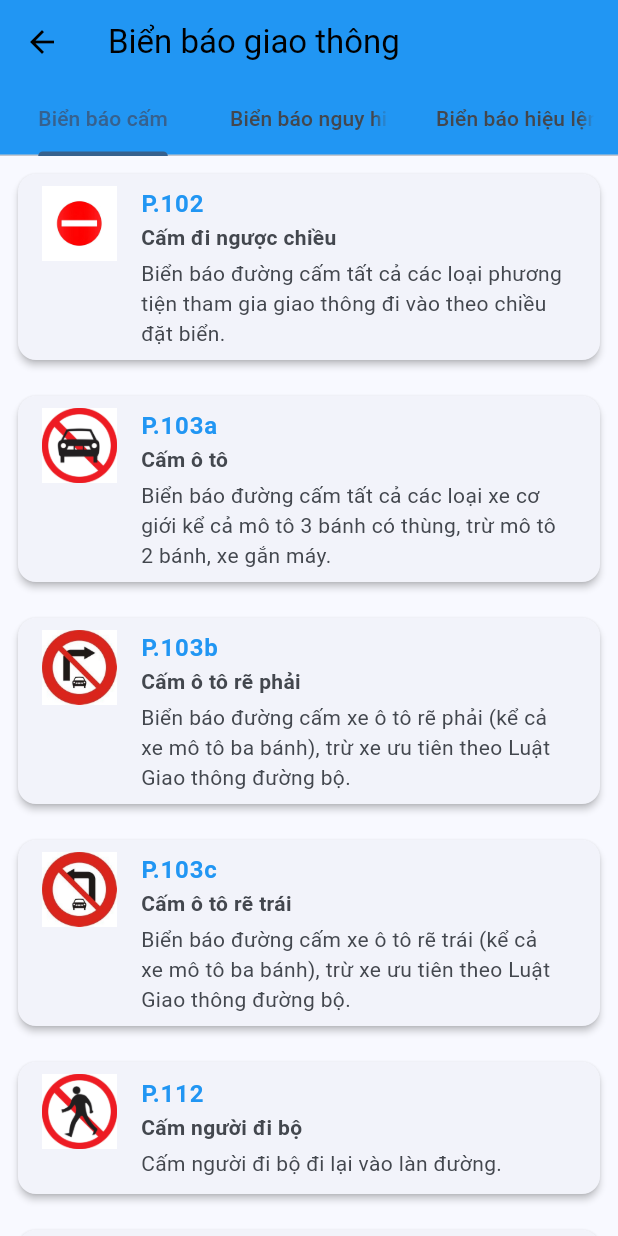
After one commit to NguyenQuy4219/bo_de_600_gplx, a Flutter app: the TrafficSignsScreen screen opened directly, on a phone screen of 412 x 824 dp. The commit adds this screen. Run offline on Flutter 3.47's test engine with Material 3 defaults, Android fonts, the light colour scheme and no system bars; our stand-ins replace shared_preferences; accounts and stored records are empty.

Commit message:
#8 - BaoHanNgHuynh- [Theme] - Traffic Signal: Biển báo giao thông

```diff
--- a/lib/Data/traffic_sign.dart
+++ b/lib/Data/traffic_sign.dart
@@ -1,3 +1,5 @@
+import 'package:flutter/material.dart';
+
 class TrafficSign {
   final String id;
   final String title;
@@ -45,6 +47,97 @@ final List<TrafficSign> trafficSigns = [
     id: 'P.112',
     title: 'Cấm người đi bộ',
     description: 'Cấm người đi bộ đi lại vào làn đường.',
-    imagePath: 'assets/cam_nguoi_di_bo.jpg',
+    imagePath: 'assets/cam-nguoi-di-bo.jpg',
+  ),
+  TrafficSign(
+    id: 'P.111d',
+    title: 'Cấm xe 3 bánh loại không động cơ',
+    description:
+        'Cấm xe ba bánh loại không có động cơ như xe xích lô, xe lôi đạp.',
+    imagePath: 'assets/cam_xe_ko_dong_co.jpg',
   ),
 ];
+
+final List<TrafficSign> dangerSigns = [
+  TrafficSign(
+    id: 'W.201a',
+    title: 'Chỗ ngoặt nguy hiểm vòng bên trái',
+    description: 'Báo trước sắp tới chỗ ngoặt vòng bên trái.',
+    imagePath: 'assets/nguy-hiem-vong-ben-trai.jpg',
+  ),
+  TrafficSign(
+    id: 'W.201b',
+    title: 'Chỗ ngoặt nguy hiểm vòng bên phải',
+    description: 'Báo trước sắp tới chỗ ngoặt vòng bên phải.',
+    imagePath: 'assets/nguy-hiem-vong-ben-phai.jpg',
+  ),
+  TrafficSign(
+    id: 'W.203a',
+    title: 'Đường bị thu hẹp cả hai bên.',
+    description: 'Báo trước đường sắp bị thu hẹp cả hai bên.',
+    imagePath: 'assets/duong-thu-hep-2-ben.jpg',
+  ),
+  TrafficSign(
+    id: 'W.203b',
+    title: 'Đường bị thu hẹp bên trái',
+    description: 'Báo trước đường sắp bị thu hẹp bên trái.',
+    imagePath: 'assets/duong-thu-hep-ben-trai.jpg',
+  ),
+  TrafficSign(
+    id: 'W.203c',
+    title: 'Đường bị thu hẹp bên phải',
+    description: 'Báo trước đường sắp bị thu hẹp bên phải.',
+    imagePath: 'assets/duong-thu-hep-ben-phai.jpg',
+  ),
+  TrafficSign(
+    id: 'W.204',
+    title: 'Đường giao nhau với đường sắt',
+    description:
+        'Báo đoạn đường phía trước do sửa chữa hoặc có trở ngại khác nên phải đi vào phần đường còn lại hoặc đường tạm theo cả 2 chiều.',
+    imagePath: 'assets/duong-hai-chieu.png',
+  )
+];
+
+final List<TrafficSign> mandantorySigns = [
+  TrafficSign(
+    id: 'R.301a',
+    title: 'Các xe chỉ được đi thẳng',
+    description:
+        'Các xe chỉ được đi thẳng (trừ xe được quyền ưu tiên theo quy định).',
+    imagePath: 'assets/hieu-lenh-di-thang.jpg',
+  ),
+  TrafficSign(
+    id: 'R.301b',
+    title: ' Các xe chỉ được rẽ phải',
+    description:
+        'Các xe chỉ được rẽ phải (trừ xe được quyền ưu tiên theo quy định). Biển này được đặt ở sau  nơi đường giao nhau.',
+    imagePath: 'assets/hieu-lenh-re-phai.jpg',
+  ),
+  TrafficSign(
+    id: 'R.301c',
+    title: 'Các xe chỉ được rẽ trái.',
+    description:
+        'Các xe chỉ được rẽ trái (trừ xe được quyền ưu tiên theo quy định). Biển này được đặt ở sau nơi đường giao nhau..',
+    imagePath: 'assets/hieu-lenh-re-trai.jpg',
+  ),
+  TrafficSign(
+    id: 'R.303',
+    title: 'Nơi giao nhau chạy theo vòng xuyến',
+    description:
+        'Báo cho các loại xe (thô sơ và cơ giới) phải chạy vòng theo đảo an toàn ở nơi đường giao nhau..',
+    imagePath: 'assets/hieu-lenh-giao-nhau.jpg',
+  ),
+  TrafficSign(
+    id: 'R.301i',
+    title: 'Các xe chỉ được rẽ trái và rẽ phải',
+    description:
+        'Các xe chỉ được rẽ phải và rẽ trái (trừ xe được quyền ưu tiên theo quy định).',
+    imagePath: 'assets/hieu-lenh-re-phai-va-trai.jpg',
+  ),
+  TrafficSign(
+    id: 'R.309',
+    title: 'Ấn còi',
+    description: 'Xe cộ đi đến vị trí cắm biển đó thì phải ấn còi.',
+    imagePath: 'assets/bien-an-coi.jpg',
+  )
+];
--- a/lib/Result/history_page.dart
+++ b/lib/Result/history_page.dart
@@ -71,7 +71,7 @@ class _HistoryPageState extends State<HistoryPage> {
                 showDialog(
                   context: context,
                   builder: (_) => AlertDialog(
-                    title: const Text('Xác nhận'),
+                    title: const Text('Xóa lịch sử bài làm'),
                     content:
                         const Text('Bạn có chắc muốn xóa toàn bộ lịch sử?'),
                     actions: [
--- /dev/null
+++ b/lib/Traffic_sign/traffic_sign_page.dart
@@ -0,0 +1,83 @@
+import 'package:flutter/material.dart';
+import '../data/data.dart';
+import '../data/traffic_sign.dart';
+import 'traffic_sign_detail_page.dart';
+
+class TrafficSignsScreen extends StatelessWidget {
+  const TrafficSignsScreen({super.key});
+
+  @override
+  Widget build(BuildContext context) {
+    return DefaultTabController(
+      length: 3,
+      child: Scaffold(
+        appBar: AppBar(
+          title: const Text('Biển báo giao thông'),
+          bottom: const TabBar(
+            tabs: [
+              Tab(text: 'Biển báo cấm'),
+              Tab(text: 'Biển báo nguy hiểm'),
+              Tab(text: 'Biển báo hiệu lệnh'),
+            ],
+          ),
+        ),
+        body: TabBarView(
+          children: [
+            _buildSignList(trafficSigns),
+            _buildSignList(dangerSigns),
+            _buildSignList(mandantorySigns),
+          ],
+        ),
+      ),
+    );
+  }
+
+  Widget _buildSignList(List<TrafficSign> signs) {
+    return ListView.builder(
+      physics: const BouncingScrollPhysics(),
+      itemCount: signs.length,
+      itemBuilder: (context, index) {
+        final sign = signs[index];
+        return Padding(
+          padding: const EdgeInsets.all(8.0),
+          child: Card(
+            elevation: 2,
+            child: ListTile(
+              leading: Image.asset(
+                sign.imagePath,
+                width: 50,
+                height: 50,
+                fit: BoxFit.cover,
+              ),
+              title: Text(
+                sign.id,
+                style: const TextStyle(
+                  fontWeight: FontWeight.bold,
+                  color: Colors.blue,
+                ),
+              ),
+              subtitle: Column(
+                crossAxisAlignment: CrossAxisAlignment.start,
+                children: [
+                  Text(
+                    sign.title,
+                    style: const TextStyle(fontWeight: FontWeight.w600),
+                  ),
+                  const SizedBox(height: 4),
+                  Text(sign.description),
+                ],
+              ),
+              isThreeLine: true,
+              onTap: () => Navigator.push(
+                context,
+                MaterialPageRoute(
+                  builder: (context) => TrafficSignDetailScreen(sign: sign),
+                ),
+              ),
+            ),
+          ),
+        );
+      },
+    );
+  }
+}
```
Also changed, not shown: lib/Traffic_sign/traffic_sign_detail_page.dart (added, +53 -0 lines), lib/Traffic_signal/traffic_sign.dart (deleted, +0 -51 lines), lib/main.dart (+5 -3 lines), pubspec.yaml (+20 -3 lines), assets/bien-an-coi.jpg (added), assets/duong-hai-chieu.png (added), assets/duong-thu-hep-2-ben.jpg (added), assets/duong-thu-hep-ben-phai.jpg (added), assets/duong-thu-hep-ben-trai.jpg (added), assets/hieu-lenh-di-thang.jpg (added), assets/hieu-lenh-giao-nhau.jpg (added), assets/hieu-lenh-re-phai-va-trai.jpg (added), assets/hieu-lenh-re-phai.jpg (added), assets/hieu-lenh-re-trai.jpg (added), 2 more files, 12 other files.
